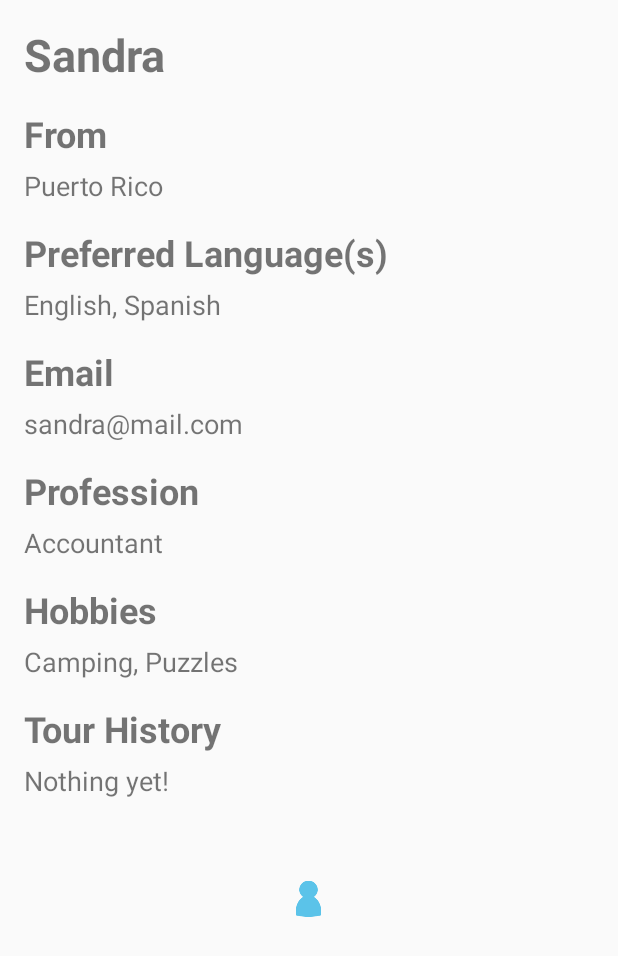
After one commit to munarahman/Toura, an Android app: the layout activity_traveller.xml on its own in the app's theme, with its tools: preview values and no code run, on a phone screen of 412 x 824 dp. The commit adds this screen. Shown: the top 956 px of the screen. Run offline under Robolectric (Android 15) with nearby library versions, the phone set to English and light mode, and no system bars.

```diff
--- a/app/src/main/AndroidManifest.xml
+++ b/app/src/main/AndroidManifest.xml
@@ -61,7 +61,8 @@
         <activity android:name=".TourActivity" />
         <activity android:name=".TourGuideActivity" />
         <activity android:name=".TourGuideListActivity" />
-        <activity android:name=".PublicSafetyMapActivity"></activity>
+        <activity android:name=".PublicSafetyMapActivity" />
+        <activity android:name=".TravellerActivity"></activity>
     </application>
 
 </manifest>
--- a/app/src/main/java/com/example/muna/toura/ExploreActivity.java
+++ b/app/src/main/java/com/example/muna/toura/ExploreActivity.java
@@ -107,7 +107,7 @@ public class ExploreActivity extends AppCompatActivity {
         mainTabHost.getTabWidget().getChildAt(3).setOnClickListener(new View.OnClickListener() {
             @Override
             public void onClick(View v) {
-                Intent intent = new Intent().setClass(getApplicationContext(), ProfileActivity.class);
+                Intent intent = new Intent().setClass(getApplicationContext(), TravellerActivity.class);
                 startActivity(intent);
             }
         });
--- a/app/src/main/java/com/example/muna/toura/ProfileActivity.java
+++ b/app/src/main/java/com/example/muna/toura/ProfileActivity.java
@@ -203,7 +203,7 @@ public class ProfileActivity extends AppCompatActivity {
         mainTabHost.getTabWidget().getChildAt(3).setOnClickListener(new View.OnClickListener() {
             @Override
             public void onClick(View v) {
-                Intent intent = new Intent().setClass(getApplicationContext(), ProfileActivity.class);
+                Intent intent = new Intent().setClass(getApplicationContext(), TravellerActivity.class);
                 startActivity(intent);
             }
         });
--- a/app/src/main/java/com/example/muna/toura/TourGuideActivity.java
+++ b/app/src/main/java/com/example/muna/toura/TourGuideActivity.java
@@ -123,7 +123,7 @@ public class TourGuideActivity extends AppCompatActivity {
         mainTabHost.getTabWidget().getChildAt(3).setOnClickListener(new View.OnClickListener() {
             @Override
             public void onClick(View v) {
-                Intent intent = new Intent().setClass(getApplicationContext(), ProfileActivity.class);
+                Intent intent = new Intent().setClass(getApplicationContext(), TravellerActivity.class);
                 startActivity(intent);
             }
         });
--- a/app/src/main/java/com/example/muna/toura/TourGuideListActivity.java
+++ b/app/src/main/java/com/example/muna/toura/TourGuideListActivity.java
@@ -81,7 +81,7 @@ public class TourGuideListActivity extends AppCompatActivity {
         mainTabHost.getTabWidget().getChildAt(3).setOnClickListener(new View.OnClickListener() {
             @Override
             public void onClick(View v) {
-                Intent intent = new Intent().setClass(getApplicationContext(), ProfileActivity.class);
+                Intent intent = new Intent().setClass(getApplicationContext(), TravellerActivity.class);
                 startActivity(intent);
             }
         });
--- a/app/src/main/res/layout/activity_tour.xml
+++ b/app/src/main/res/layout/activity_tour.xml
@@ -115,6 +115,7 @@
             android:layout_height="wrap_content"
             android:paddingLeft="16dp"
             android:paddingTop="6dp"
+            android:paddingBottom="16dp"
             android:textSize="18sp" />
 
 
--- /dev/null
+++ b/app/src/main/res/layout/activity_traveller.xml
@@ -0,0 +1,123 @@
+<?xml version="1.0" encoding="utf-8"?>
+<LinearLayout xmlns:android="http://schemas.android.com/apk/res/android"
+    xmlns:tools="http://schemas.android.com/tools"
+    android:layout_width="match_parent"
+    android:layout_height="match_parent"
+    android:orientation="vertical"
+    tools:context="com.example.muna.toura.TravellerActivity">
+
+    <TextView
+        android:layout_width="wrap_content"
+        android:layout_height="wrap_content"
+        android:paddingLeft="16dp"
+        android:paddingTop="16dp"
+        android:text="Sandra"
+        android:textSize="30sp"
+        android:textStyle="bold" />
+
+    <TextView
+        android:layout_width="wrap_content"
+        android:layout_height="wrap_content"
+        android:paddingLeft="16dp"
+        android:paddingTop="16dp"
+        android:text="From"
+        android:textSize="24sp"
+        android:textStyle="bold" />
+
+    <TextView
+        android:layout_width="wrap_content"
+        android:layout_height="wrap_content"
+        android:paddingLeft="16dp"
+        android:paddingTop="6dp"
+        android:text="Puerto Rico"
+        android:textSize="18sp" />
+
+    <TextView
+        android:layout_width="wrap_content"
+        android:layout_height="wrap_content"
+        android:paddingLeft="16dp"
+        android:paddingTop="16dp"
+        android:text="Preferred Language(s)"
+        android:textSize="24sp"
+        android:textStyle="bold" />
+
+    <TextView
+        android:layout_width="wrap_content"
+        android:layout_height="wrap_content"
+        android:paddingLeft="16dp"
+        android:paddingTop="6dp"
+        android:text="English, Spanish"
+        android:textSize="18sp" />
+
+    <TextView
+        android:layout_width="wrap_content"
+        android:layout_height="wrap_content"
+        android:paddingLeft="16dp"
+        android:paddingTop="16dp"
+        android:text="Email"
+        android:textSize="24sp"
+        android:textStyle="bold" />
+
+    <TextView
+        android:layout_width="wrap_content"
+        android:layout_height="wrap_content"
+        android:paddingLeft="16dp"
+        android:paddingTop="6dp"
+        android:text="sandra@mail.com"
+        android:textSize="18sp" />
+
+    <TextView
+        android:layout_width="wrap_content"
+        android:layout_height="wrap_content"
+        android:paddingLeft="16dp"
+        android:paddingTop="16dp"
+        android:text="Profession"
+        android:textSize="24sp"
+        android:textStyle="bold" />
+
+    <TextView
+        android:layout_width="wrap_content"
+        android:layout_height="wrap_content"
+        android:paddingLeft="16dp"
+        android:paddingTop="6dp"
+        android:text="Accountant"
+        android:textSize="18sp" />
+
+    <TextView
+        android:layout_width="wrap_content"
+        android:layout_height="wrap_content"
+        android:paddingLeft="16dp"
+        android:paddingTop="16dp"
+        android:text="Hobbies"
+        android:textSize="24sp"
+        android:textStyle="bold" />
+
+    <TextView
+        android:id="@+id/hobbies"
+        android:layout_width="wrap_content"
+        android:layout_height="wrap_content"
+        android:paddingLeft="16dp"
+        android:paddingTop="6dp"
+        android:text="Camping, Puzzles"
+        android:textSize="18sp" />
+
+    <TextView
+        android:layout_width="wrap_content"
+        android:layout_height="wrap_content"
+        android:paddingLeft="16dp"
+        android:paddingTop="16dp"
+        android:text="Tour History"
+        android:textSize="24sp"
+        android:textStyle="bold" />
+
+    <TextView
+        android:layout_width="wrap_content"
+        android:layout_height="wrap_content"
+        android:paddingLeft="16dp"
+        android:paddingTop="6dp"
+        android:text="Nothing yet!"
+        android:textSize="18sp" />
+
+    <include layout="@layout/tab_host" />
+
+</LinearLayout>
```
Also changed, not shown: app/src/main/java/com/example/muna/toura/PublicSafetyMapActivity.java (+0 -9 lines), app/src/main/java/com/example/muna/toura/SafetyMapsActivity.java (+2 -8 lines), app/src/main/java/com/example/muna/toura/ServerTasks/PolylineAsyncTask.java (+3 -10 lines), app/src/main/java/com/example/muna/toura/TourActivity.java (+83 -14 lines), app/src/main/java/com/example/muna/toura/TravellerActivity.java (added, +76 -0 lines), 44 other files.
